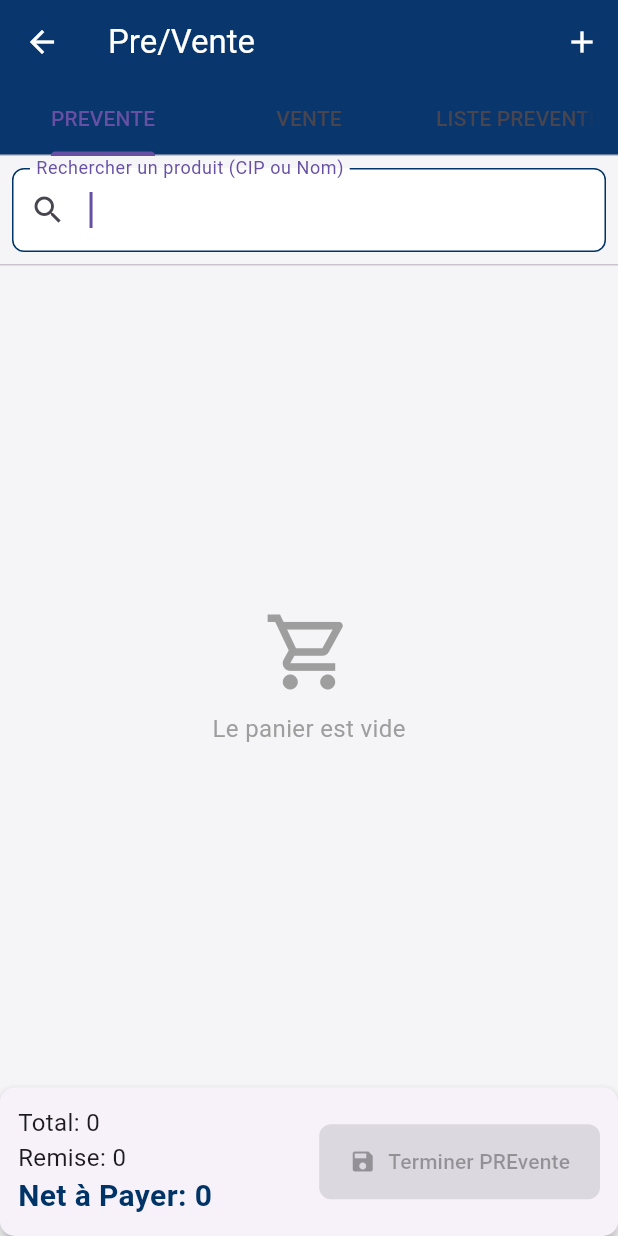
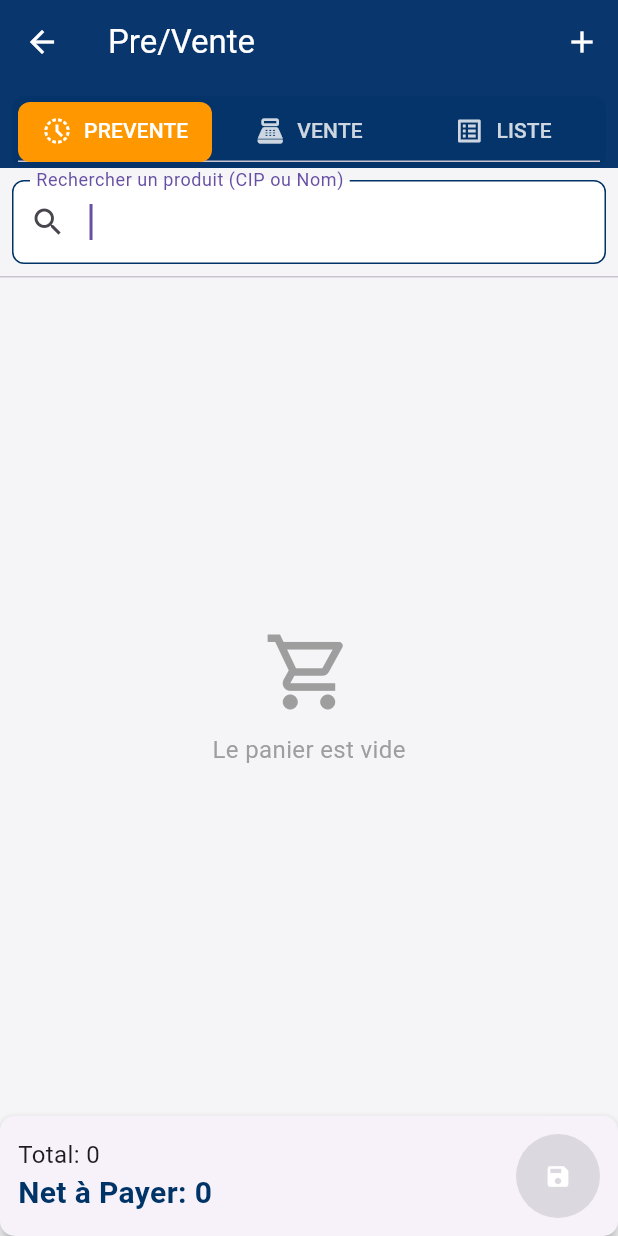
Before and after one commit to airm5500/prestige_vente_app, a Flutter app: the HomeScreen screen opened directly, after a tap on "Pre/Vente", on a phone screen of 412 x 824 dp. Run offline on Flutter 3.47's test engine with Material 3 defaults, Android fonts, the phone set to English and light mode, and no system bars; our stand-ins replace cookie_jar, dio, dio_cookie_manager, fl_chart, shared_preferences; missing offline and left inert: sunmi_printer_plus; accounts and stored records are empty; network calls fail.

Commit message:
gestion mode paysage 3, mise a jour ecran prevente et disposition

```diff
--- a/lib/providers/sale_provider.dart
+++ b/lib/providers/sale_provider.dart
@@ -1,6 +1,7 @@
 // lib/providers/sale_provider.dart
-// 28/09/2025 04:58
+// 28/09/2025 19:48
 import 'package:flutter/material.dart';
+import 'package:intl/intl.dart';
 import 'package:prestige_vente_app/api/api_service.dart';
 import 'package:prestige_vente_app/api/models/product.dart';
 import 'package:prestige_vente_app/api/models/sale.dart';
@@ -18,6 +19,8 @@ class SaleProvider with ChangeNotifier {
   List<SaleItemDetail> _cartItems = [];
   SaleSummary _saleSummary = SaleSummary();
   List<ProductSearchResult> _searchResults = [];
+  List<PreventeListItem> _preventes = [];
+  bool _isLoadingPreventes = false;
 
   bool get isLoading => _isLoading;
   String? get errorMessage => _errorMessage;
@@ -25,6 +28,33 @@ class SaleProvider with ChangeNotifier {
   List<SaleItemDetail> get cartItems => _cartItems;
   SaleSummary get saleSummary => _saleSummary;
   List<ProductSearchResult> get searchResults => _searchResults;
+  List<PreventeListItem> get preventes => _preventes;
+  bool get isLoadingPreventes => _isLoadingPreventes;
+
+  Future<void> fetchPreventes() async {
+    _isLoadingPreventes = true;
+    // CORRECTION : On vide la liste avant de notifier l'UI du chargement.
+    // L'ancienne liste ne sera plus affichée pendant le rafraîchissement.
+    _preventes.clear();
+    notifyListeners();
+
+    List<PreventeListItem> fetchedPreventes = await _apiService.getPreventes();
+
+    fetchedPreventes.sort((a, b) {
+      try {
+        final format = DateFormat('dd/MM/yyyy HH:mm:ss');
+        final dateTimeA = format.parse('${a.dtUPDATED} ${a.heure}');
+        final dateTimeB = format.parse('${b.dtUPDATED} ${b.heure}');
+        return dateTimeB.compareTo(dateTimeA);
+      } catch (e) {
+        return 0;
+      }
+    });
+
+    _preventes = fetchedPreventes;
+    _isLoadingPreventes = false;
+    notifyListeners();
+  }
 
   void startNewSale() {
     _currentVenteId = null;
@@ -42,7 +72,6 @@ class SaleProvider with ChangeNotifier {
       return;
     }
     _setLoading(true);
-    // CORRECTION : On s'assure de vider la liste avant toute nouvelle recherche
     _searchResults.clear();
     _searchResults = await _apiService.searchProducts(query);
     _setLoading(false);
--- a/lib/screens/home/home_screen.dart
+++ b/lib/screens/home/home_screen.dart
@@ -1,5 +1,5 @@
 // lib/screens/home/home_screen.dart
-// 28/09/2025 02:37
+// 28/09/2025 17:33
 import 'package:flutter/material.dart';
 import 'package:prestige_vente_app/screens/auth/login_screen.dart';
 import 'package:prestige_vente_app/screens/pre_vente/pre_vente_screen.dart';
@@ -81,9 +81,11 @@ class HomeScreen extends StatelessWidget {
                   crossAxisSpacing: 16,
                   mainAxisSpacing: 16,
                   children: [
+                    // MODIFICATION : Ajout de couleurs douces
                     MenuButton(
                       icon: Icons.point_of_sale,
                       label: 'Pre/Vente',
+                      color: Colors.blue.shade50,
                       onTap: () {
                         Navigator.of(context).push(
                             MaterialPageRoute(builder: (_) => const PreVenteScreen())
@@ -93,6 +95,7 @@ class HomeScreen extends StatelessWidget {
                     MenuButton(
                       icon: Icons.bar_chart,
                       label: 'Évaluation Vente',
+                      color: Colors.green.shade50,
                       onTap: () {
                         Navigator.of(context).push(
                             MaterialPageRoute(builder: (_) => const ProductEvaluationScreen())
@@ -102,6 +105,7 @@ class HomeScreen extends StatelessWidget {
                     MenuButton(
                       icon: Icons.search,
                       label: 'Recherche Article',
+                      color: Colors.orange.shade50,
                       onTap: () {
                         Navigator.of(context).push(
                             MaterialPageRoute(builder: (_) => const ProductSearchScreen())
--- a/lib/screens/pre_vente/pre_vente_screen.dart
+++ b/lib/screens/pre_vente/pre_vente_screen.dart
@@ -1,10 +1,11 @@
 // lib/screens/pre_vente/pre_vente_screen.dart
-// 28/09/2025 17:10
+// 28/09/2025 19:11
 import 'package:flutter/material.dart';
 import 'package:prestige_vente_app/screens/pre_vente/tabs/prevente_list_tab.dart';
 import 'package:prestige_vente_app/screens/pre_vente/tabs/vente_tab.dart';
 import 'package:provider/provider.dart';
 import 'package:prestige_vente_app/providers/sale_provider.dart';
+import 'package:prestige_vente_app/utils/constants.dart';
 
 class PreVenteScreen extends StatefulWidget {
   const PreVenteScreen({super.key});
@@ -15,21 +16,42 @@ class PreVenteScreen extends StatefulWidget {
 
 class _PreVenteScreenState extends State<PreVenteScreen> with SingleTickerProviderStateMixin {
   late TabController _tabController;
+  Color _activeTabColor = Colors.orange;
 
   @override
   void initState() {
     super.initState();
     _tabController = TabController(length: 3, vsync: this);
+    _tabController.addListener(_handleTabSelection);
 
     WidgetsBinding.instance.addPostFrameCallback((_) {
-      Provider.of<SaleProvider>(context, listen: false).startNewSale();
+      final saleProvider = Provider.of<SaleProvider>(context, listen: false);
+      saleProvider.startNewSale();
+      // On déclenche le chargement de la liste des préventes une seule fois
+      saleProvider.fetchPreventes();
     });
   }
 
   @override
   void dispose() {
+    _tabController.removeListener(_handleTabSelection);
     _tabController.dispose();
     super.dispose();
+  }
+
+  void _handleTabSelection() {
+    if (_tabController.indexIsChanging) { return; }
+    // Si on va sur l'onglet "Liste Preventes", on rafraîchit les données
+    if (_tabController.index == 2) {
+      Provider.of<SaleProvider>(context, listen: false).fetchPreventes();
+    }
+    setState(() {
+      switch (_tabController.index) {
+        case 0: _activeTabColor = Colors.orange; break;
+        case 1: _activeTabColor = AppColors.success; break;
+        case 2: _activeTabColor = AppColors.secondary; break;
+      }
+    });
   }
 
   @override
@@ -47,13 +69,35 @@ class _PreVenteScreenState extends State<PreVenteScreen> with SingleTickerProvid
             tooltip: 'Nouvelle Vente',
           )
         ],
-        bottom: TabBar(
-          controller: _tabController,
-          tabs: const [
-            Tab(text: 'PREVENTE'),
-            Tab(text: 'VENTE'),
-            Tab(text: 'LISTE PREVENTES'),
-          ],
+        bottom: PreferredSize(
+          preferredSize: const Size.fromHeight(kToolbarHeight),
+          child: Padding(
+            padding: const EdgeInsets.symmetric(horizontal: 8.0),
+            child: Container(
+              height: 48,
+              padding: const EdgeInsets.all(4),
+              decoration: BoxDecoration(
+                color: AppColors.primary.withOpacity(0.5),
+                borderRadius: BorderRadius.circular(8),
+              ),
+              child: TabBar(
+                controller: _tabController,
+                indicator: BoxDecoration(
+                  borderRadius: BorderRadius.circular(8),
+                  color: _activeTabColor,
+                ),
+                indicatorSize: TabBarIndicatorSize.tab,
+                labelColor: Colors.white,
+                unselectedLabelColor: Colors.white.withOpacity(0.8),
+                tabs: [
+                  // MODIFICATION : Utilisation d'un Row pour afficher icône et texte côte à côte
+                  _buildTab(Icons.history_toggle_off, 'PREVENTE'),
+                  _buildTab(Icons.point_of_sale, 'VENTE'),
+                  _buildTab(Icons.list_alt, 'LISTE'),
+                ],
+              ),
+            ),
+          ),
         ),
       ),
       body: TabBarView(
@@ -66,4 +110,18 @@ class _PreVenteScreenState extends State<PreVenteScreen> with SingleTickerProvid
       ),
     );
   }
+
+  // MODIFICATION : Widget pour créer un onglet horizontal
+  Widget _buildTab(IconData icon, String text) {
+    return Tab(
+      child: Row(
+        mainAxisAlignment: MainAxisAlignment.center,
+        children: [
+          Icon(icon, size: 20),
+          const SizedBox(width: 8),
+          Text(text),
+        ],
+      ),
+    );
+  }
 }
--- a/lib/screens/pre_vente/tabs/vente_tab.dart
+++ b/lib/screens/pre_vente/tabs/vente_tab.dart
@@ -1,5 +1,5 @@
 // lib/screens/pre_vente/tabs/vente_tab.dart
-// 28/09/2025 17:11
+// 28/09/2025 18:38
 import 'dart:async';
 import 'package:flutter/material.dart';
 import 'package:prestige_vente_app/api/models/product.dart';
@@ -316,7 +316,6 @@ class _VenteTabState extends State<VenteTab> {
                   crossAxisAlignment: CrossAxisAlignment.start,
                   children: [
                     Text('Total: ${Constants.formatNumber(summary.montant)}', style: const TextStyle(fontSize: 16)),
-                    Text('Remise: ${Constants.formatNumber(summary.remise)}', style: const TextStyle(fontSize: 16)),
                     Text(
                       'Net à Payer: ${Constants.formatNumber(summary.montantNet)}',
                       style: const TextStyle(fontSize: 20, fontWeight: FontWeight.bold, color: AppColors.primary),
@@ -325,13 +324,16 @@ class _VenteTabState extends State<VenteTab> {
                 ),
                 saleProvider.isLoading
                     ? const CircularProgressIndicator()
-                    : ElevatedButton.icon(
-                  icon: Icon(widget.isPrevente ? Icons.save : Icons.check_circle),
-                  label: Text(widget.isPrevente ? 'Terminer PREvente' : 'Valider Vente'),
+                    : SizedBox(
+                  width: 56,
+                  height: 56,
+                  child: ElevatedButton(
                     style: ElevatedButton.styleFrom(
+                      shape: const CircleBorder(),
+                      padding: EdgeInsets.zero,
                       backgroundColor: widget.isPrevente ? Colors.orange : AppColors.success,
-                    padding: const EdgeInsets.symmetric(horizontal: 20, vertical: 15),
                     ),
+                    child: Icon(widget.isPrevente ? Icons.save : Icons.check_circle, color: Colors.white),
                     onPressed: saleProvider.cartItems.isEmpty ? null : () async {
                       if (widget.isPrevente) {
                         final success = await saleProvider.terminerPrevente();
@@ -343,6 +345,7 @@ class _VenteTabState extends State<VenteTab> {
                       }
                     },
                   ),
+                ),
               ],
             ),
           ),
--- a/lib/screens/product_search/product_search_screen.dart
+++ b/lib/screens/product_search/product_search_screen.dart
@@ -1,5 +1,5 @@
 // lib/screens/product_search/product_search_screen.dart
-// 28/09/2025 16:46
+// 28/09/2025 18:38
 import 'dart:async';
 import 'package:flutter/material.dart';
 import 'package:fl_chart/fl_chart.dart';
@@ -17,12 +17,14 @@ class ProductSearchScreen extends StatefulWidget {
 class _ProductSearchScreenState extends State<ProductSearchScreen> {
   final _searchController = TextEditingController();
   Timer? _debounce;
+  final _searchFocusNode = FocusNode();
 
   @override
   void initState() {
     super.initState();
     WidgetsBinding.instance.addPostFrameCallback((_) {
       Provider.of<ProductSearchProvider>(context, listen: false).clear();
+      FocusScope.of(context).requestFocus(_searchFocusNode);
     });
     _searchController.addListener(_onSearchChanged);
   }
@@ -31,6 +33,7 @@ class _ProductSearchScreenState extends State<ProductSearchScreen> {
   void dispose() {
     _searchController.dispose();
     _debounce?.cancel();
+    _searchFocusNode.dispose();
     super.dispose();
   }
 
@@ -69,6 +72,7 @@ class _ProductSearchScreenState extends State<ProductSearchScreen> {
       padding: const EdgeInsets.all(8.0),
       child: TextField(
         controller: _searchController,
+        focusNode: _searchFocusNode,
         textInputAction: TextInputAction.search,
         onSubmitted: (_) => _onSearchChanged(),
         decoration: InputDecoration(
```
Also changed, not shown: lib/screens/pre_vente/tabs/prevente_list_tab.dart (+11 -36 lines), lib/screens/product_evaluation/product_evaluation_screen.dart (+5 -3 lines), lib/widgets/menu_button.dart (+8 -3 lines). Lines whose indentation alone changed are shown as unchanged.
